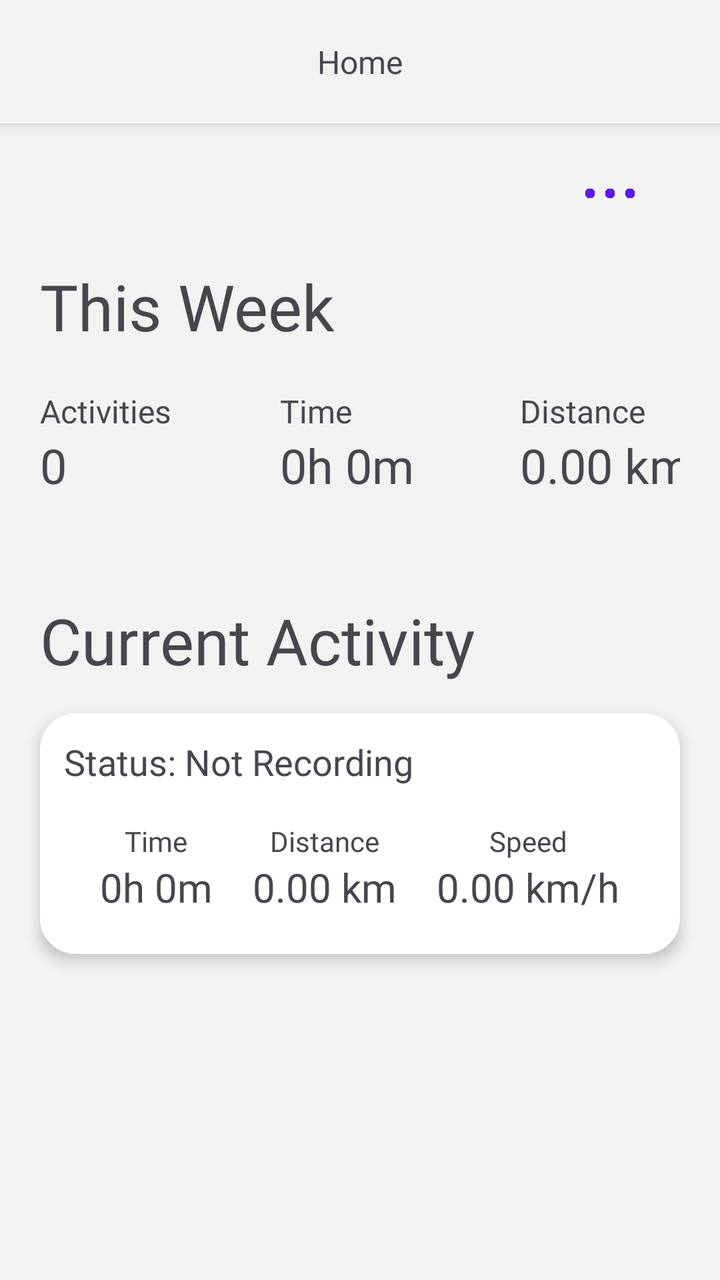
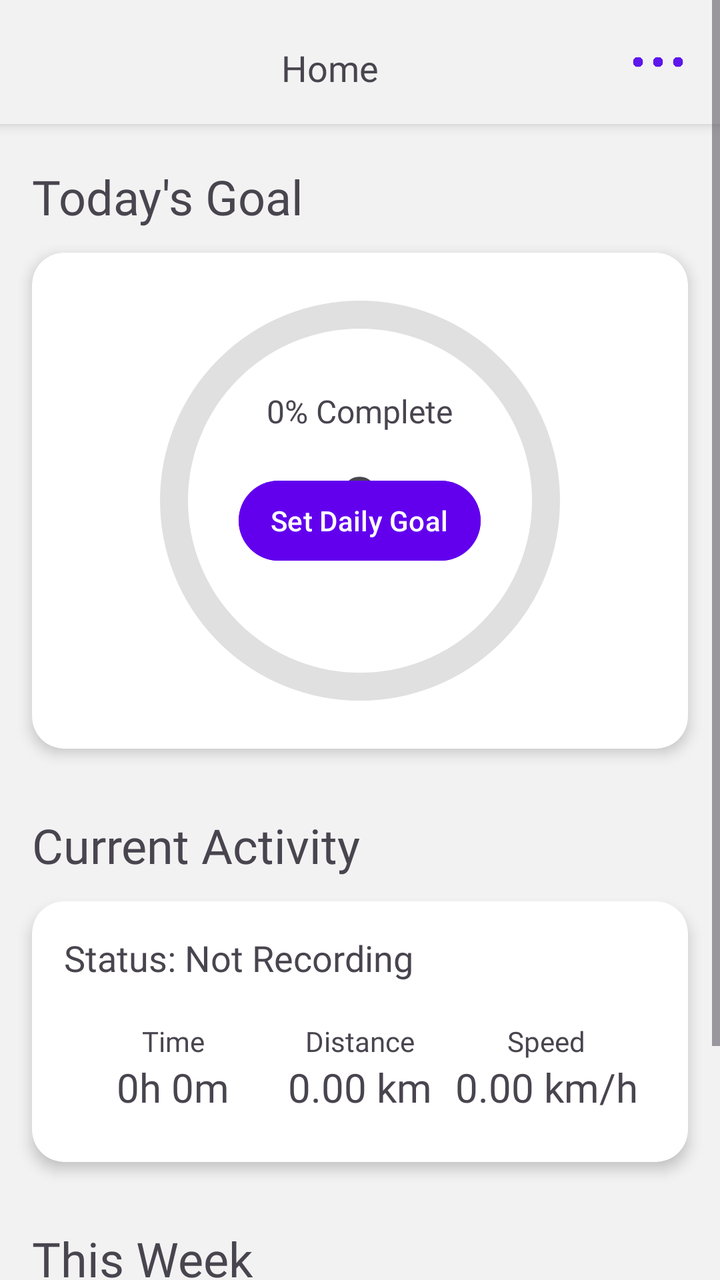

The first picture is an Android layout as it rendered before a commit; the second is the same layout after the commit. The layout source and the unified diff follow.
<!-- AndroidManifest.xml: application theme Theme.StepSync -->
<!-- res/layout/fragment_home.xml -->
<?xml version="1.0" encoding="utf-8"?>
<LinearLayout xmlns:android="http://schemas.android.com/apk/res/android"
    xmlns:app="http://schemas.android.com/apk/res-auto"
    android:orientation="vertical"
    android:layout_width="match_parent"
    android:layout_height="match_parent"
    android:background="@drawable/gradient_drawable">

    <LinearLayout
        android:layout_width="match_parent"
        android:layout_height="wrap_content"
        android:layout_gravity="center"
        android:orientation="horizontal"
        android:padding="20sp"
        android:background="@drawable/header_drawable"
        android:layout_marginBottom="20sp"
        android:elevation="4sp">

        <TextView
            android:layout_width="match_parent"
            android:layout_height="wrap_content"
            android:text="Home"
            android:textSize="16sp"
            android:fontFamily="@font/f42dotsans_extrabold"
            android:textAlignment="center" />
    </LinearLayout>

    <Button
        android:id="@+id/button_settings"
        android:layout_width="30dp"
        android:layout_height="30dp"
        android:background="@drawable/settings_icon"
        android:layout_gravity="right"
        android:layout_marginRight="40dp"/>

    <TextView
        android:layout_width="match_parent"
        android:layout_height="wrap_content"
        android:layout_marginHorizontal="20dp"
        android:layout_marginVertical="20dp"
        android:fontFamily="@font/f42dotsans_bold"
        android:textSize="32sp"
        android:text="This Week"/>

    <LinearLayout
        android:layout_width="match_parent"
        android:layout_height="wrap_content"
        android:orientation="horizontal"
        android:layout_marginHorizontal="20dp">

        <LinearLayout
            android:layout_width="120dp"
            android:layout_height="wrap_content"
            android:orientation="vertical">
            <TextView
                android:layout_width="match_parent"
                android:layout_height="wrap_content"
                android:fontFamily="@font/f42dotsans_regular"
                android:textSize="16sp"
                android:text="Activities"/>
            <TextView
                android:id="@+id/text_activities"
                android:layout_width="match_parent"
                android:layout_height="wrap_content"
                android:fontFamily="@font/f42dotsans_bold"
                android:textSize="24sp"
                android:text="0"/>

        </LinearLayout>

        <LinearLayout
            android:layout_width="120dp"
            android:layout_height="wrap_content"
            android:orientation="vertical">
            <TextView
                android:layout_width="match_parent"
                android:layout_height="wrap_content"
                android:fontFamily="@font/f42dotsans_regular"
                android:textSize="16sp"
                android:text="Time"/>
            <TextView
                android:id="@+id/text_time"
                android:layout_width="match_parent"
                android:layout_height="wrap_content"
                android:fontFamily="@font/f42dotsans_bold"
                android:textSize="24sp"
                android:text="0h 0m"/>

        </LinearLayout>

        <LinearLayout
            android:layout_width="120dp"
            android:layout_height="wrap_content"
            android:orientation="vertical">
            <TextView
                android:layout_width="match_parent"
                android:layout_height="wrap_content"
                android:fontFamily="@font/f42dotsans_regular"
                android:textSize="16sp"
                android:text="Distance"/>
            <TextView
                android:id="@+id/text_distance"
                android:layout_width="match_parent"
                android:layout_height="wrap_content"
                android:fontFamily="@font/f42dotsans_bold"
                android:textSize="24sp"
                android:text="0.00 km"/>
        </LinearLayout>
    </LinearLayout>

    <TextView
        android:layout_width="match_parent"
        android:layout_height="wrap_content"
        android:layout_marginHorizontal="20dp"
        android:layout_marginTop="50dp"
        android:layout_marginBottom="15dp"
        android:fontFamily="@font/f42dotsans_bold"
        android:textSize="32sp"
        android:text="Current Activity"/>

    <LinearLayout
        android:layout_width="match_parent"
        android:layout_height="wrap_content"
        android:orientation="vertical"
        android:layout_marginHorizontal="20dp"
        android:padding="12dp"
        android:background="@drawable/placeholder_drawable"
        android:elevation="4dp"
        android:layout_marginBottom="16dp">

        <TextView
            android:id="@+id/text_home_status"
            android:layout_width="match_parent"
            android:layout_height="wrap_content"
            android:fontFamily="@font/f42dotsans_bold"
            android:textSize="18sp"
            android:text="Status: Not Recording"
            android:layout_marginBottom="10dp"/>

        <LinearLayout
            android:layout_width="match_parent"
            android:layout_height="wrap_content"
            android:orientation="horizontal"
            android:padding="8dp"
            android:weightSum="3">
            <LinearLayout
                android:layout_width="wrap_content"
                android:layout_height="match_parent"
                android:orientation="vertical"
                android:layout_weight="1">
                <TextView
                    android:fontFamily="@font/f42dotsans_regular"
                    android:layout_width="wrap_content"
                    android:layout_height="wrap_content"
                    android:layout_gravity="center"
                    android:text="Time"
                    android:textSize="14sp"/>

                <TextView
                    android:fontFamily="@font/f42dotsans_extrabold"
                    android:id="@+id/text_home_time"
                    android:layout_width="wrap_content"
                    android:layout_height="wrap_content"
                    android:layout_gravity="center"
                    android:text="0h 0m"
                    android:textSize="20sp"/>
            </LinearLayout>

            <LinearLayout
                android:layout_width="wrap_content"
                android:layout_height="match_parent"
                android:orientation="vertical"
                android:layout_weight="1">
                <TextView
                    android:fontFamily="@font/f42dotsans_regular"
                    android:layout_width="wrap_content"
                    android:layout_height="wrap_content"
                    android:layout_gravity="center"
                    android:text="Distance"
                    android:textSize="14sp"/>

                <TextView
                    android:fontFamily="@font/f42dotsans_extrabold"
                    android:id="@+id/text_home_distance"
                    android:layout_width="wrap_content"
                    android:layout_height="wrap_content"
                    android:layout_gravity="center"
                    android:text="0.00 km"
                    android:textSize="20sp"/>
            </LinearLayout>

            <LinearLayout
                android:layout_width="wrap_content"
                android:layout_height="match_parent"
                android:orientation="vertical"
                android:layout_weight="1">
                <TextView
                    android:fontFamily="@font/f42dotsans_regular"
                    android:layout_width="wrap_content"
                    android:layout_height="wrap_content"
                    android:layout_gravity="center"
                    android:text="Speed"
                    android:textSize="14sp"/>

                <TextView
                    android:fontFamily="@font/f42dotsans_extrabold"
                    android:id="@+id/text_home_speed"
                    android:layout_width="wrap_content"
                    android:layout_height="wrap_content"
                    android:layout_gravity="center"
                    android:text="0.00 km/h"
                    android:textSize="20sp"/>
            </LinearLayout>

        </LinearLayout>
    </LinearLayout>

    <Space
        android:layout_width="0sp"
        android:layout_height="0sp"
        android:layout_weight="1" />

</LinearLayout>
<!-- resources referenced by this layout -->
<resources>
  <!-- drawable gradient_drawable (drawable) -->
  <?xml version = "1.0" encoding = "utf-8" ?>
  <shape
      android:shape = "rectangle"
      xmlns:android = "http://schemas.android.com/apk/res/android" >
  
      <gradient
          android:startColor = "#F2F2F2"
          android:centerColor="#F2F2F2"
          android:endColor = "#F2F2F2"
          android:angle = "1"
          android:type = "linear"/>
  
  
  
  
  
  
  
  </shape>
  <!-- drawable header_drawable (drawable) -->
  <?xml version="1.0" encoding="UTF-8"?>
  <shape xmlns:android="http://schemas.android.com/apk/res/android">
  
      <stroke android:width="4dp"
          android:color="#f2f2f2"/>
  
      <solid android:color="#f2f2f2"/>
  
      <padding android:left="1dp"
          android:top="1dp"
          android:right="1dp"
          android:bottom="1dp"/>
  </shape>
  <!-- drawable placeholder_drawable (drawable) -->
  <?xml version="1.0" encoding="UTF-8"?>
  <shape xmlns:android="http://schemas.android.com/apk/res/android">
  
      <stroke android:width="4dp"
          android:color="#ffffff"/>
  
      <solid android:color="#ffffff"/>
  
      <padding android:left="1dp"
          android:top="1dp"
          android:right="1dp"
          android:bottom="1dp"/>
  
      <corners android:radius="16dp" />
  </shape>
  <!-- drawable settings_icon: png bitmap (drawable, 33830 bytes) -->
  <style name="Theme.StepSync" parent="Theme.Material3.DayNight.NoActionBar">
          
          <item name="colorPrimary">@color/primary_color</item>
          <item name="colorOnPrimary">@color/background_color</item>
          <item name="colorSurface">@color/background_color</item>
          <item name="colorOnSurface">@color/text_color</item>
          <item name="android:colorBackground">@color/background_color</item>
  
          
          <item name="buttonTint">@color/primary_color</item>
  
          
          <item name="android:statusBarColor">@android:color/transparent</item>
          <item name="android:navigationBarColor">@android:color/transparent</item>
          <item name="android:windowLightStatusBar">true</item>
  
          
          <item name="toolbarStyle">@style/Widget.Material3.Toolbar</item>
      </style>
  <color name="primary_color">#5e17eb</color>
  <color name="background_color">#ffffff</color>
  <color name="text_color">#0f0f0f</color>
</resources>

<!-- the commit's change to res/layout/fragment_home.xml (unified diff, before → after) -->
@@ -1,223 +1,323 @@
 <?xml version="1.0" encoding="utf-8"?>
-<LinearLayout xmlns:android="http://schemas.android.com/apk/res/android"
+<ScrollView xmlns:android="http://schemas.android.com/apk/res/android"
     xmlns:app="http://schemas.android.com/apk/res-auto"
-    android:orientation="vertical"
     android:layout_width="match_parent"
     android:layout_height="match_parent"
+    android:fillViewport="true"
     android:background="@drawable/gradient_drawable">
 
     <LinearLayout
+        android:orientation="vertical"
         android:layout_width="match_parent"
         android:layout_height="wrap_content"
-        android:layout_gravity="center"
-        android:orientation="horizontal"
-        android:padding="20sp"
-        android:background="@drawable/header_drawable"
-        android:layout_marginBottom="20sp"
-        android:elevation="4sp">
-
+        android:paddingBottom="24dp">
+
+        
+        <LinearLayout
+            android:layout_width="match_parent"
+            android:layout_height="wrap_content"
+            android:orientation="horizontal"
+            android:padding="16dp"
+            android:background="@drawable/header_drawable"
+            android:layout_marginBottom="12dp"
+            android:elevation="4dp">
+
+            <TextView
+                android:layout_width="0dp"
+                android:layout_height="wrap_content"
+                android:layout_weight="1"
+                android:text="Home"
+                android:textSize="18sp"
+                android:fontFamily="@font/f42dotsans_extrabold"
+                android:textAlignment="center" />
+
+            <Button
+                android:id="@+id/button_settings"
+                android:layout_width="30dp"
+                android:layout_height="30dp"
+                android:background="@drawable/settings_icon" />
+        </LinearLayout>
+
+        
         <TextView
             android:layout_width="match_parent"
             android:layout_height="wrap_content"
-            android:text="Home"
-            android:textSize="16sp"
-            android:fontFamily="@font/f42dotsans_extrabold"
-            android:textAlignment="center" />
-    </LinearLayout>
-
-    <Button
-        android:id="@+id/button_settings"
-        android:layout_width="30dp"
-        android:layout_height="30dp"
-        android:background="@drawable/settings_icon"
-        android:layout_gravity="right"
-        android:layout_marginRight="40dp"/>
-
-    <TextView
-        android:layout_width="match_parent"
-        android:layout_height="wrap_content"
-        android:layout_marginHorizontal="20dp"
-        android:layout_marginVertical="20dp"
-        android:fontFamily="@font/f42dotsans_bold"
-        android:textSize="32sp"
-        android:text="This Week"/>
-
-    <LinearLayout
-        android:layout_width="match_parent"
-        android:layout_height="wrap_content"
-        android:orientation="horizontal"
-        android:layout_marginHorizontal="20dp">
-
-        <LinearLayout
-            android:layout_width="120dp"
-            android:layout_height="wrap_content"
-            android:orientation="vertical">
-            <TextView
+            android:layout_marginHorizontal="16dp"
+            android:layout_marginTop="8dp"
+            android:layout_marginBottom="12dp"
+            android:fontFamily="@font/f42dotsans_bold"
+            android:textSize="24sp"
+            android:text="Today's Goal"/>
+
+        <androidx.cardview.widget.CardView
+            android:layout_width="match_parent"
+            android:layout_height="wrap_content"
+            android:layout_marginHorizontal="16dp"
+            app:cardCornerRadius="16dp"
+            app:cardElevation="4dp"
+            android:layout_marginBottom="24dp">
+            
+            <RelativeLayout
                 android:layout_width="match_parent"
                 android:layout_height="wrap_content"
-                android:fontFamily="@font/f42dotsans_regular"
-                android:textSize="16sp"
-                android:text="Activities"/>
-            <TextView
-                android:id="@+id/text_activities"
+                android:padding="20dp">
+                
+                
+                <com.google.android.material.progressindicator.CircularProgressIndicator
+                    android:id="@+id/progress_steps"
+                    android:layout_width="wrap_content"
+                    android:layout_height="wrap_content"
+                    android:layout_centerInParent="true"
+                    app:indicatorSize="200dp"
+                    app:trackThickness="14dp"
+                    app:indicatorColor="@color/purple_500"
+                    app:trackColor="#E0E0E0"
+                    app:trackCornerRadius="3dp"/>
+                    
+                
+                <TextView
+                    android:id="@+id/text_step_count"
+                    android:layout_width="wrap_content"
+                    android:layout_height="wrap_content"
+                    android:layout_centerInParent="true"
+                    android:fontFamily="@font/f42dotsans_extrabold"
+                    android:textSize="36sp"
+                    android:text="0"/>
+                    
+                
+                <TextView
+                    android:id="@+id/text_goal_percentage"
+                    android:layout_width="wrap_content"
+                    android:layout_height="wrap_content"
+                    android:layout_below="@id/text_step_count"
+                    android:layout_centerHorizontal="true"
+                    android:fontFamily="@font/f42dotsans_regular"
+                    android:textSize="16sp"
+                    android:text="0% Complete"/>
+                    
+                
+                <Button
+                    android:id="@+id/button_set_goal"
+                    android:layout_width="wrap_content"
+                    android:layout_height="wrap_content"
+                    android:layout_below="@id/text_goal_percentage"
+                    android:layout_centerHorizontal="true"
+                    android:layout_marginTop="20dp"
+                    android:text="Set Daily Goal"
+                    android:backgroundTint="@color/purple_500"
+                    android:textColor="@android:color/white"
+                    android:paddingHorizontal="16dp"
+                    android:paddingVertical="8dp"/>
+            </RelativeLayout>
+        </androidx.cardview.widget.CardView>
+
+        
+        <TextView
+            android:layout_width="match_parent"
+            android:layout_height="wrap_content"
+            android:layout_marginHorizontal="16dp"
+            android:layout_marginTop="8dp"
+            android:layout_marginBottom="12dp"
+            android:fontFamily="@font/f42dotsans_bold"
+            android:textSize="24sp"
+            android:text="Current Activity"/>
+
+        <androidx.cardview.widget.CardView
+            android:layout_width="match_parent"
+            android:layout_height="wrap_content"
+            android:layout_marginHorizontal="16dp"
+            app:cardCornerRadius="16dp"
+            app:cardElevation="4dp"
+            android:layout_marginBottom="24dp">
+
+            <LinearLayout
                 android:layout_width="match_parent"
                 android:layout_height="wrap_content"
-                android:fontFamily="@font/f42dotsans_bold"
-                android:textSize="24sp"
-                android:text="0"/>
-
-        </LinearLayout>
-
-        <LinearLayout
-            android:layout_width="120dp"
-            android:layout_height="wrap_content"
-            android:orientation="vertical">
-            <TextView
+                android:orientation="vertical"
+                android:padding="16dp">
+
+                <TextView
+                    android:id="@+id/text_home_status"
+                    android:layout_width="match_parent"
+                    android:layout_height="wrap_content"
+                    android:fontFamily="@font/f42dotsans_bold"
+                    android:textSize="18sp"
+                    android:text="Status: Not Recording"
+                    android:layout_marginBottom="12dp"/>
+
+                <LinearLayout
+                    android:layout_width="match_parent"
+                    android:layout_height="wrap_content"
+                    android:orientation="horizontal"
+                    android:padding="8dp"
+                    android:weightSum="3">
+                    
+                    <LinearLayout
+                        android:layout_width="0dp"
+                        android:layout_height="match_parent"
+                        android:orientation="vertical"
+                        android:layout_weight="1">
+                        <TextView
+                            android:fontFamily="@font/f42dotsans_regular"
+                            android:layout_width="wrap_content"
+                            android:layout_height="wrap_content"
+                            android:layout_gravity="center"
+                            android:text="Time"
+                            android:textSize="14sp"/>
+
+                        <TextView
+                            android:fontFamily="@font/f42dotsans_extrabold"
+                            android:id="@+id/text_home_time"
+                            android:layout_width="wrap_content"
+                            android:layout_height="wrap_content"
+                            android:layout_gravity="center"
+                            android:text="0h 0m"
+                            android:textSize="20sp"/>
+                    </LinearLayout>
+
+                    <LinearLayout
+                        android:layout_width="0dp"
+                        android:layout_height="match_parent"
+                        android:orientation="vertical"
+                        android:layout_weight="1">
+                        <TextView
+                            android:fontFamily="@font/f42dotsans_regular"
+                            android:layout_width="wrap_content"
+                            android:layout_height="wrap_content"
+                            android:layout_gravity="center"
+                            android:text="Distance"
+                            android:textSize="14sp"/>
+
+                        <TextView
+                            android:fontFamily="@font/f42dotsans_extrabold"
+                            android:id="@+id/text_home_distance"
+                            android:layout_width="wrap_content"
+                            android:layout_height="wrap_content"
+                            android:layout_gravity="center"
+                            android:text="0.00 km"
+                            android:textSize="20sp"/>
+                    </LinearLayout>
+
+                    <LinearLayout
+                        android:layout_width="0dp"
+                        android:layout_height="match_parent"
+                        android:orientation="vertical"
+                        android:layout_weight="1">
+                        <TextView
+                            android:fontFamily="@font/f42dotsans_regular"
+                            android:layout_width="wrap_content"
+                            android:layout_height="wrap_content"
+                            android:layout_gravity="center"
+                            android:text="Speed"
+                            android:textSize="14sp"/>
+
+                        <TextView
+                            android:fontFamily="@font/f42dotsans_extrabold"
+                            android:id="@+id/text_home_speed"
+                            android:layout_width="wrap_content"
+                            android:layout_height="wrap_content"
+                            android:layout_gravity="center"
+                            android:text="0.00 km/h"
+                            android:textSize="20sp"/>
+                    </LinearLayout>
+                </LinearLayout>
+            </LinearLayout>
+        </androidx.cardview.widget.CardView>
+
+        
+        <TextView
+            android:layout_width="match_parent"
+            android:layout_height="wrap_content"
+            android:layout_marginHorizontal="16dp"
+            android:layout_marginTop="8dp"
+            android:layout_marginBottom="12dp"
+            android:fontFamily="@font/f42dotsans_bold"
+            android:textSize="24sp"
+            android:text="This Week"/>
+
+        <androidx.cardview.widget.CardView
+            android:layout_width="match_parent"
+            android:layout_height="wrap_content"
+            android:layout_marginHorizontal="16dp"
+            app:cardCornerRadius="16dp"
+            app:cardElevation="4dp"
+            android:layout_marginBottom="16dp">
+
+            <LinearLayout
                 android:layout_width="match_parent"
                 android:layout_height="wrap_content"
-                android:fontFamily="@font/f42dotsans_regular"
-                android:textSize="16sp"
-                android:text="Time"/>
-            <TextView
-                android:id="@+id/text_time"
-                android:layout_width="match_parent"
-                android:layout_height="wrap_content"
-                android:fontFamily="@font/f42dotsans_bold"
-                android:textSize="24sp"
-                android:text="0h 0m"/>
-
-        </LinearLayout>
-
-        <LinearLayout
-            android:layout_width="120dp"
-            android:layout_height="wrap_content"
-            android:orientation="vertical">
-            <TextView
-                android:layout_width="match_parent"
-                android:layout_height="wrap_content"
-                android:fontFamily="@font/f42dotsans_regular"
-                android:textSize="16sp"
-                android:text="Distance"/>
-            <TextView
-                android:id="@+id/text_distance"
-                android:layout_width="match_parent"
-                android:layout_height="wrap_content"
-                android:fontFamily="@font/f42dotsans_bold"
-                android:textSize="24sp"
-                android:text="0.00 km"/>
-        </LinearLayout>
+                android:orientation="horizontal"
+                android:padding="16dp">
+
+                <LinearLayout
+                    android:layout_width="0dp"
+                    android:layout_height="wrap_content"
+                    android:orientation="vertical"
+                    android:layout_weight="1"
+                    android:gravity="center">
+                    
+                    <TextView
+                        android:layout_width="wrap_content"
+                        android:layout_height="wrap_content"
+                        android:fontFamily="@font/f42dotsans_regular"
+                        android:textSize="16sp"
+                        android:text="Activities"/>
+                        
+                    <TextView
+                        android:id="@+id/text_activities"
+                        android:layout_width="wrap_content"
+                        android:layout_height="wrap_content"
+                        android:fontFamily="@font/f42dotsans_bold"
+                        android:textSize="24sp"
+                        android:text="0"/>
+                </LinearLayout>
+
+                <LinearLayout
+                    android:layout_width="0dp"
+                    android:layout_height="wrap_content"
+                    android:orientation="vertical"
+                    android:layout_weight="1"
+                    android:gravity="center">
+                    
+                    <TextView
+                        android:layout_width="wrap_content"
+                        android:layout_height="wrap_content"
+                        android:fontFamily="@font/f42dotsans_regular"
+                        android:textSize="16sp"
+                        android:text="Time"/>
+                        
+                    <TextView
+                        android:id="@+id/text_time"
+                        android:layout_width="wrap_content"
+                        android:layout_height="wrap_content"
+                        android:fontFamily="@font/f42dotsans_bold"
+                        android:textSize="24sp"
+                        android:text="0h 0m"/>
+                </LinearLayout>
+
+                <LinearLayout
+                    android:layout_width="0dp"
+                    android:layout_height="wrap_content"
+                    android:orientation="vertical"
+                    android:layout_weight="1"
+                    android:gravity="center">
+                    
+                    <TextView
+                        android:layout_width="wrap_content"
+                        android:layout_height="wrap_content"
+                        android:fontFamily="@font/f42dotsans_regular"
+                        android:textSize="16sp"
+                        android:text="Distance"/>
+                        
+                    <TextView
+                        android:id="@+id/text_distance"
+                        android:layout_width="wrap_content"
+                        android:layout_height="wrap_content"
+                        android:fontFamily="@font/f42dotsans_bold"
+                        android:textSize="24sp"
+                        android:text="0.00 km"/>
+                </LinearLayout>
+            </LinearLayout>
+        </androidx.cardview.widget.CardView>
     </LinearLayout>
-
-    <TextView
-        android:layout_width="match_parent"
-        android:layout_height="wrap_content"
-        android:layout_marginHorizontal="20dp"
-        android:layout_marginTop="50dp"
-        android:layout_marginBottom="15dp"
-        android:fontFamily="@font/f42dotsans_bold"
-        android:textSize="32sp"
-        android:text="Current Activity"/>
-
-    <LinearLayout
-        android:layout_width="match_parent"
-        android:layout_height="wrap_content"
-        android:orientation="vertical"
-        android:layout_marginHorizontal="20dp"
-        android:padding="12dp"
-        android:background="@drawable/placeholder_drawable"
-        android:elevation="4dp"
-        android:layout_marginBottom="16dp">
-
-        <TextView
-            android:id="@+id/text_home_status"
-            android:layout_width="match_parent"
-            android:layout_height="wrap_content"
-            android:fontFamily="@font/f42dotsans_bold"
-            android:textSize="18sp"
-            android:text="Status: Not Recording"
-            android:layout_marginBottom="10dp"/>
-
-        <LinearLayout
-            android:layout_width="match_parent"
-            android:layout_height="wrap_content"
-            android:orientation="horizontal"
-            android:padding="8dp"
-            android:weightSum="3">
-            <LinearLayout
-                android:layout_width="wrap_content"
-                android:layout_height="match_parent"
-                android:orientation="vertical"
-                android:layout_weight="1">
-                <TextView
-                    android:fontFamily="@font/f42dotsans_regular"
-                    android:layout_width="wrap_content"
-                    android:layout_height="wrap_content"
-                    android:layout_gravity="center"
-                    android:text="Time"
-                    android:textSize="14sp"/>
-
-                <TextView
-                    android:fontFamily="@font/f42dotsans_extrabold"
-                    android:id="@+id/text_home_time"
-                    android:layout_width="wrap_content"
-                    android:layout_height="wrap_content"
-                    android:layout_gravity="center"
-                    android:text="0h 0m"
-                    android:textSize="20sp"/>
-            </LinearLayout>
-
-            <LinearLayout
-                android:layout_width="wrap_content"
-                android:layout_height="match_parent"
-                android:orientation="vertical"
-                android:layout_weight="1">
-                <TextView
-                    android:fontFamily="@font/f42dotsans_regular"
-                    android:layout_width="wrap_content"
-                    android:layout_height="wrap_content"
-                    android:layout_gravity="center"
-                    android:text="Distance"
-                    android:textSize="14sp"/>
-
-                <TextView
-                    android:fontFamily="@font/f42dotsans_extrabold"
-                    android:id="@+id/text_home_distance"
-                    android:layout_width="wrap_content"
-                    android:layout_height="wrap_content"
-                    android:layout_gravity="center"
-                    android:text="0.00 km"
-                    android:textSize="20sp"/>
-            </LinearLayout>
-
-            <LinearLayout
-                android:layout_width="wrap_content"
-                android:layout_height="match_parent"
-                android:orientation="vertical"
-                android:layout_weight="1">
-                <TextView
-                    android:fontFamily="@font/f42dotsans_regular"
-                    android:layout_width="wrap_content"
-                    android:layout_height="wrap_content"
-                    android:layout_gravity="center"
-                    android:text="Speed"
-                    android:textSize="14sp"/>
-
-                <TextView
-                    android:fontFamily="@font/f42dotsans_extrabold"
-                    android:id="@+id/text_home_speed"
-                    android:layout_width="wrap_content"
-                    android:layout_height="wrap_content"
-                    android:layout_gravity="center"
-                    android:text="0.00 km/h"
-                    android:textSize="20sp"/>
-            </LinearLayout>
-
-        </LinearLayout>
-    </LinearLayout>
-
-    <Space
-        android:layout_width="0sp"
-        android:layout_height="0sp"
-        android:layout_weight="1" />
-
-</LinearLayout>
+</ScrollView>
<!-- resource entries referenced after the edit -->
@@ -1,5 +1,6 @@
 <!-- resources referenced by this layout -->
 <resources>
+  <color name="purple_500">#FF6200EE</color>
   <!-- drawable gradient_drawable (drawable) -->
   <?xml version = "1.0" encoding = "utf-8" ?>
   <shape
@@ -34,22 +35,6 @@
           android:right="1dp"
           android:bottom="1dp"/>
   </shape>
-  <!-- drawable placeholder_drawable (drawable) -->
-  <?xml version="1.0" encoding="UTF-8"?>
-  <shape xmlns:android="http://schemas.android.com/apk/res/android">
-  
-      <stroke android:width="4dp"
-          android:color="#ffffff"/>
-  
-      <solid android:color="#ffffff"/>
-  
-      <padding android:left="1dp"
-          android:top="1dp"
-          android:right="1dp"
-          android:bottom="1dp"/>
-  
-      <corners android:radius="16dp" />
-  </shape>
   <!-- drawable settings_icon: png bitmap (drawable, 33830 bytes) -->
   <style name="Theme.StepSync" parent="Theme.Material3.DayNight.NoActionBar">
           
